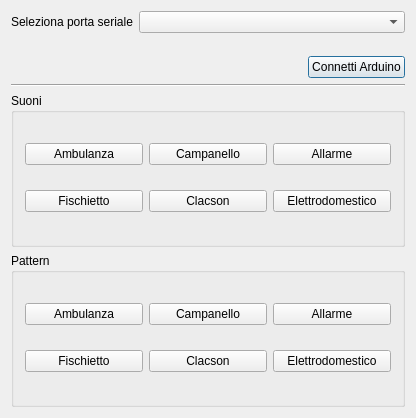
Old version of the form mainwin.ui in the repository sgrc31/ui_valutazione_quietude.
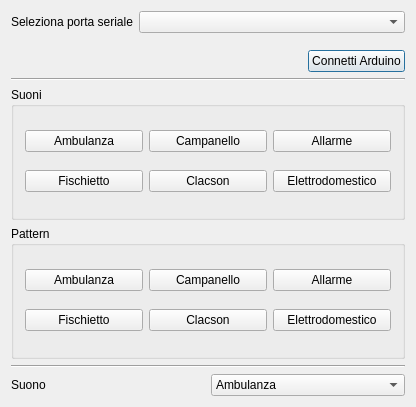
New version of the form.

Commit message: Fix suoni e pattern in contemporanea

Diff of the .ui file:
```diff
--- a/mainwin.ui
+++ b/mainwin.ui
@@ -7,13 +7,13 @@
     <x>0</x>
     <y>0</y>
     <width>416</width>
-    <height>418</height>
+    <height>407</height>
    </rect>
   </property>
   <property name="windowTitle">
    <string>Sounds and Patterns</string>
   </property>
-  <layout class="QVBoxLayout" name="verticalLayout" stretch="1,1,0,4,4">
+  <layout class="QVBoxLayout" name="verticalLayout" stretch="1,1,0,4,4,0,1">
    <item>
     <layout class="QFormLayout" name="formLayout">
      <item row="0" column="0">
@@ -176,6 +176,61 @@
      </layout>
     </widget>
    </item>
+   <item>
+    <widget class="Line" name="line_2">
+     <property name="orientation">
+      <enum>Qt::Horizontal</enum>
+     </property>
+    </widget>
+   </item>
+   <item>
+    <layout class="QHBoxLayout" name="horizontalLayout_2" stretch="0,0">
+     <item>
+      <widget class="QLabel" name="label">
+       <property name="text">
+        <string>Suono</string>
+       </property>
+       <property name="buddy">
+        <cstring>comboSuoni</cstring>
+       </property>
+      </widget>
+     </item>
+     <item>
+      <widget class="QComboBox" name="comboSuoni">
+       <item>
+        <property name="text">
+         <string>Ambulanza</string>
+        </property>
+       </item>
+       <item>
+        <property name="text">
+         <string>Campanello</string>
+        </property>
+       </item>
+       <item>
+        <property name="text">
+         <string>Allarme</string>
+        </property>
+       </item>
+       <item>
+        <property name="text">
+         <string>Fischietto</string>
+        </property>
+       </item>
+       <item>
+        <property name="text">
+         <string>Clacson</string>
+        </property>
+       </item>
+       <item>
+        <property name="text">
+         <string>Elettrodomestico</string>
+        </property>
+       </item>
+      </widget>
+     </item>
+    </layout>
+   </item>
   </layout>
  </widget>
  <layoutdefault spacing="6" margin="11"/>
```
The commit also changes 1 other file.
